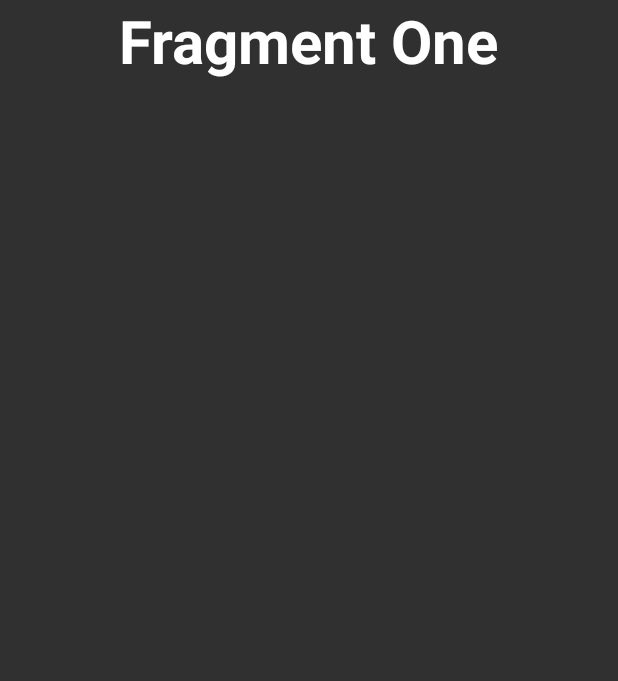
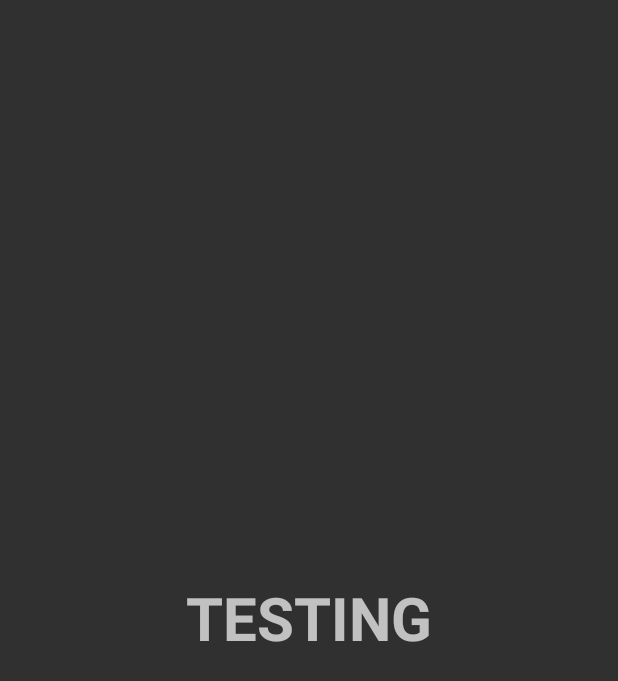
Before and after one commit to kenyong1997/TARComm2, an Android app: the layout fragment_trading_tab1.xml on its own in the app's theme, with its tools: preview values and no code run, on a phone screen of 412 x 824 dp. Shown: the top 681 px of the screen. Run offline under Robolectric (Android 15) with nearby library versions, the phone set to English and light mode, and no system bars.

Commit message:
Cant view fragment in marketplace

```diff
--- a/app/src/main/res/layout/activity_marketplace.xml
+++ b/app/src/main/res/layout/activity_marketplace.xml
@@ -38,7 +38,7 @@
         </android.support.v7.widget.Toolbar>
 
         <android.support.design.widget.TabLayout
-            android:id="@+id/tab_trading"
+            android:id="@+id/tab_marketplace"
             android:layout_width="match_parent"
             android:layout_height="wrap_content"
             android:background="@color/guillotine_background"
@@ -51,8 +51,7 @@
         <android.support.v4.view.ViewPager
             android:id="@+id/vp_trading"
             android:layout_width="match_parent"
-            android:layout_height="match_parent">
-        </android.support.v4.view.ViewPager>
+            android:layout_height="fill_parent" />
 
     </LinearLayout>
 </FrameLayout>
--- a/app/src/main/res/layout/fragment_trading_tab1.xml
+++ b/app/src/main/res/layout/fragment_trading_tab1.xml
@@ -1,21 +1,16 @@
 <?xml version="1.0" encoding="utf-8"?>
-<ScrollView xmlns:android="http://schemas.android.com/apk/res/android"
-    android:id="@+id/ScrollView01"
-    android:layout_width="fill_parent"
-    android:layout_height="fill_parent">
-
-    <RelativeLayout xmlns:android="http://schemas.android.com/apk/res/android"
+<RelativeLayout xmlns:android="http://schemas.android.com/apk/res/android"
+    xmlns:tools="http://schemas.android.com/tools"
     android:layout_width="match_parent"
-    android:layout_height="match_parent">
+    android:layout_height="match_parent"
+    tools:context=".activity.MarketplaceActivity">
 
     <TextView
         android:layout_width="wrap_content"
         android:layout_height="wrap_content"
-        android:text="Fragment One"
+        android:text="TESTING"
         android:textSize="40dp"
         android:textStyle="bold"
-        android:textColor="#fff"
         android:layout_centerInParent="true"/>
 
-    </RelativeLayout>
-</ScrollView>
+</RelativeLayout>
```
Also changed, not shown: app/src/main/java/com/turkfyp/tarcomm2/activity/MarketplaceActivity.java (+2 -6 lines).
